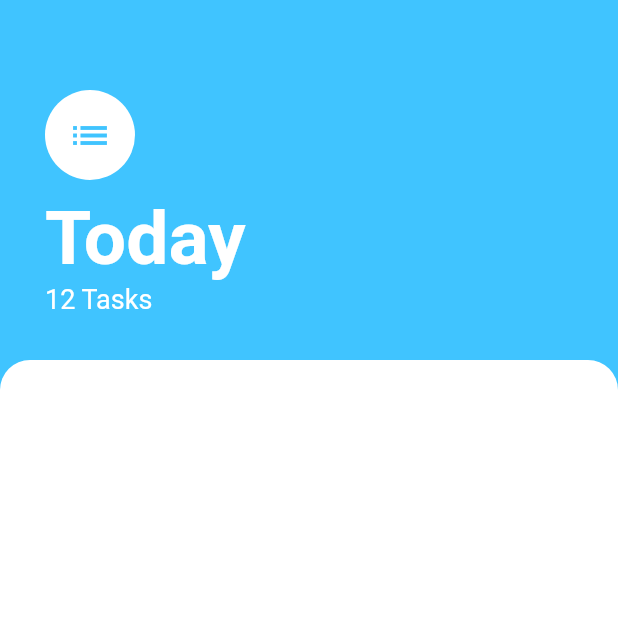
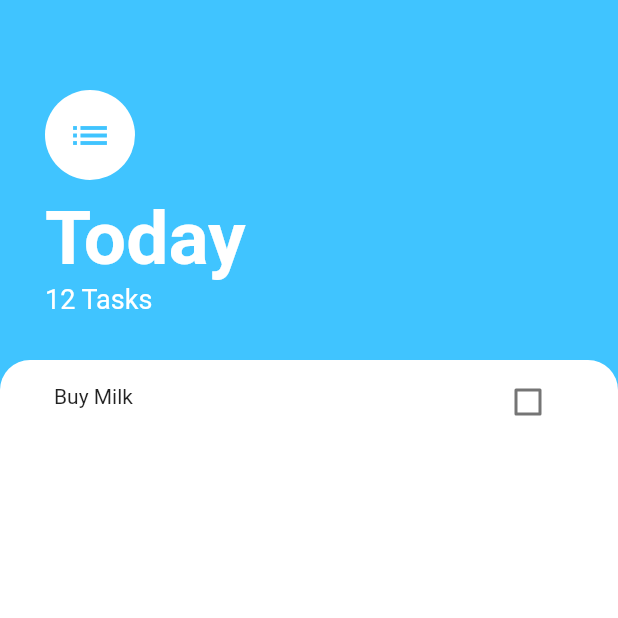
Before and after one commit to liyincode/todoey_flutter, a Flutter app: the screen it shows after launch, on a phone screen of 412 x 824 dp, the top half of it. Run offline on Flutter 3.47's test engine with Material 2 defaults, Android fonts, the phone set to English and light mode, and no system bars.

Commit message:
use ListView and ListTiltle to build TaskList

```diff
--- a/lib/screen/task_screen.dart
+++ b/lib/screen/task_screen.dart
@@ -1,4 +1,6 @@
+import 'package:ag/widgets/tasks_list.dart';
 import 'package:flutter/material.dart';
+
 
 class TaskScreen extends StatelessWidget {
   @override
@@ -41,7 +43,6 @@ class TaskScreen extends StatelessWidget {
                         color: Colors.white,
                         fontSize: 50.0,
                         fontWeight: FontWeight.w700,
-
                       )),
                   Text('12 Tasks',
                       style: TextStyle(
@@ -54,12 +55,14 @@ class TaskScreen extends StatelessWidget {
           ),
           Expanded(
             child: Container(
+              padding: EdgeInsets.symmetric(horizontal: 20.0),
               decoration: BoxDecoration(
                   color: Colors.white,
                   borderRadius: BorderRadius.only(
                     topLeft: Radius.circular(20.0),
                     topRight: Radius.circular(20.0),
                   )),
+              child: TasksList(),
             ),
           )
         ],
--- /dev/null
+++ b/lib/widgets/task_title.dart
@@ -0,0 +1,18 @@
+
+import 'package:flutter/material.dart';
+
+class TaskTitle extends StatelessWidget {
+
+  @override
+  Widget build(BuildContext context) {
+    return ListTile(
+      leading: Text(
+        'Buy Milk',
+      ),
+      trailing: Checkbox(
+        onChanged: (bool value) {},
+        value: false,
+      ),
+    );
+  }
+}
--- /dev/null
+++ b/lib/widgets/tasks_list.dart
@@ -0,0 +1,16 @@
+
+import 'package:flutter/material.dart';
+
+import 'task_title.dart';
+
+class TasksList extends StatelessWidget {
+
+  @override
+  Widget build(BuildContext context) {
+    return ListView(
+      children: <Widget>[
+        TaskTitle(),
+      ],
+    );
+  }
+}
```
